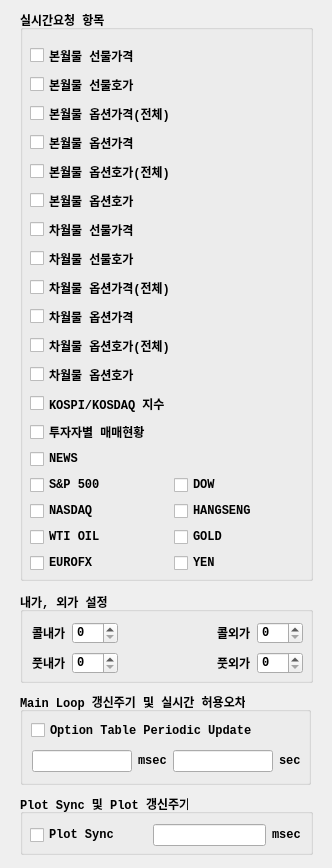
The window that UI/realtimeitem.ui (skygoldfish/SkyBot) describes before a commit, drawn with Qt 5.
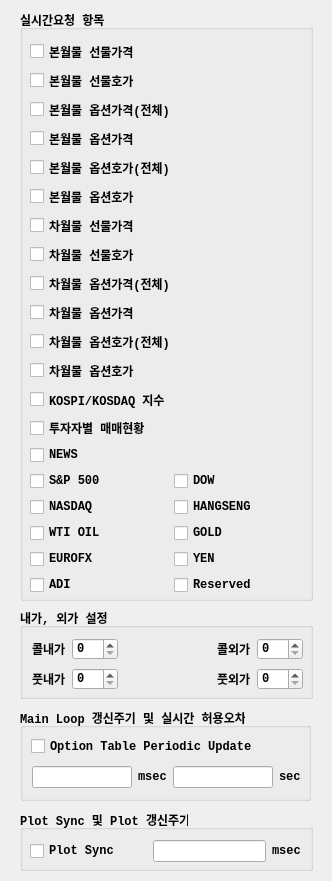
The same window after the commit.

Commit message: 소스정리

Patch:
```diff
--- a/UI/realtimeitem.ui
+++ b/UI/realtimeitem.ui
@@ -7,7 +7,7 @@
     <x>0</x>
     <y>0</y>
     <width>332</width>
-    <height>868</height>
+    <height>881</height>
    </rect>
   </property>
   <property name="windowTitle">
@@ -19,7 +19,7 @@
      <x>20</x>
      <y>10</y>
      <width>293</width>
-     <height>571</height>
+     <height>591</height>
     </rect>
    </property>
    <property name="font">
@@ -35,16 +35,18 @@
    <property name="flat">
     <bool>false</bool>
    </property>
-   <widget class="QWidget" name="layoutWidget">
+   <widget class="QWidget" name="">
     <property name="geometry">
      <rect>
       <x>10</x>
-      <y>34</y>
+      <y>30</y>
       <width>281</width>
-      <height>529</height>
+      <height>555</height>
      </rect>
     </property>
-    <layout class="QVBoxLayout" name="verticalLayout">
+    <layout class="QVBoxLayout" name="verticalLayout_4">
+     <item>
+      <layout class="QVBoxLayout" name="verticalLayout_3">
      <item>
       <widget class="QCheckBox" name="checkBox_cm_fut_price">
        <property name="font">
@@ -255,6 +257,10 @@
        </property>
       </widget>
      </item>
+      </layout>
+     </item>
+     <item>
+      <layout class="QVBoxLayout" name="verticalLayout">
      <item>
       <layout class="QHBoxLayout" name="horizontalLayout_5">
        <item>
@@ -383,6 +389,40 @@
        </item>
       </layout>
      </item>
+       <item>
+        <layout class="QHBoxLayout" name="horizontalLayout_9">
+         <item>
+          <widget class="QCheckBox" name="checkBox_adi">
+           <property name="font">
+            <font>
+             <family>Consolas</family>
+             <weight>75</weight>
+             <bold>true</bold>
+            </font>
+           </property>
+           <property name="text">
+            <string>ADI</string>
+           </property>
+          </widget>
+         </item>
+         <item>
+          <widget class="QCheckBox" name="checkBox_reserved1">
+           <property name="font">
+            <font>
+             <family>Consolas</family>
+             <weight>75</weight>
+             <bold>true</bold>
+            </font>
+           </property>
+           <property name="text">
+            <string>Reserved</string>
+           </property>
+          </widget>
+         </item>
+        </layout>
+       </item>
+      </layout>
+     </item>
     </layout>
    </widget>
   </widget>
@@ -390,7 +430,7 @@
    <property name="geometry">
     <rect>
      <x>20</x>
-     <y>794</y>
+     <y>810</y>
      <width>293</width>
      <height>61</height>
     </rect>
@@ -473,7 +513,7 @@
    <property name="geometry">
     <rect>
      <x>20</x>
-     <y>692</y>
+     <y>708</y>
      <width>291</width>
      <height>93</height>
     </rect>
@@ -501,7 +541,7 @@
      <string>Option Table Periodic Update</string>
     </property>
    </widget>
-   <widget class="QWidget" name="">
+   <widget class="QWidget" name="layoutWidget">
     <property name="geometry">
      <rect>
       <x>12</x>
@@ -558,7 +598,7 @@
    <property name="geometry">
     <rect>
      <x>20</x>
-     <y>592</y>
+     <y>608</y>
      <width>293</width>
      <height>91</height>
     </rect>
```
Lines whose indentation alone changed are shown as unchanged.
